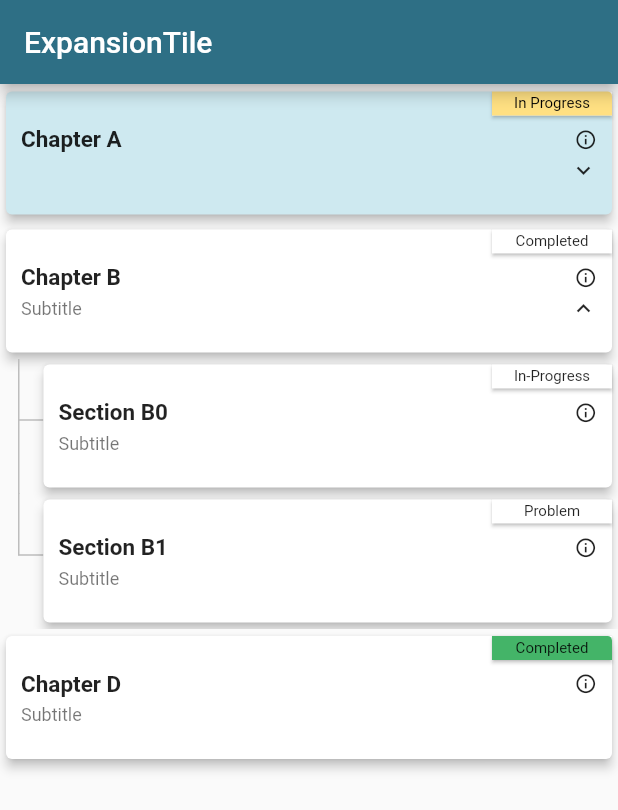
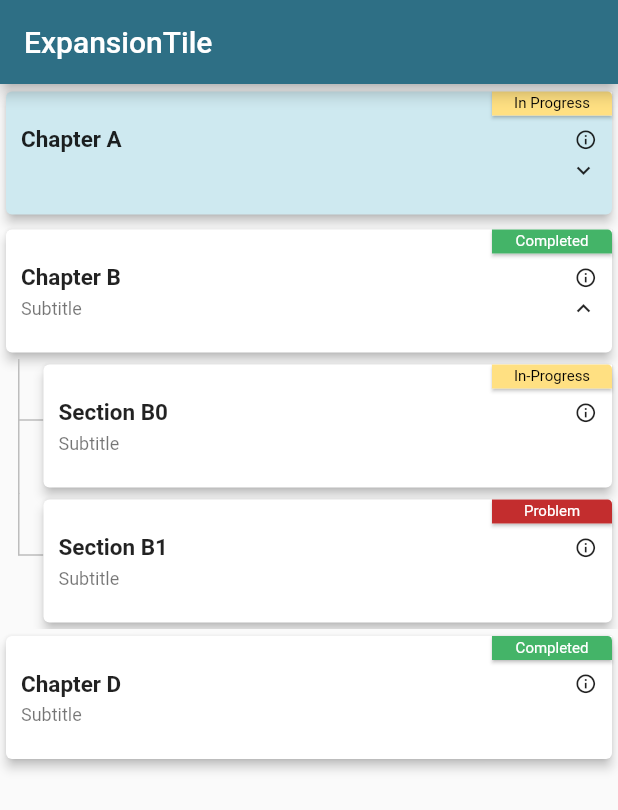
Before and after one commit to zubairehman/DismissibleExpandedList, a Flutter app: the screen it shows after launch, after a tap on "Chapter A", on a phone screen of 412 x 824 dp. Shown: the top 810 px of the screen. Run offline on Flutter 3.47's test engine with Material 2 defaults, Android fonts, the phone set to English and light mode, and no system bars.

Commit message:
- refactored main.dart - added onItemDismissed method

```diff
--- a/example/lib/main.dart
+++ b/example/lib/main.dart
@@ -24,6 +24,7 @@ class ExpansionTileSample extends StatefulWidget {
 class _ExpansionTileSampleState extends State<ExpansionTileSample> {
   String title = 'Not Yet Selected';
   String selectedId = '1';
+  bool removeTileOnDismiss = true;
 
   final List<ExpandableListItem> list = mockData;
 
@@ -75,13 +76,13 @@ class _ExpansionTileSampleState extends State<ExpansionTileSample> {
             color: Colors.black54,
             fontSize: 12.0,
           ),
-          removeTileOnDismiss: false,
+          removeTileOnDismiss: removeTileOnDismiss,
           allowBatchSwipe: true,
-          allowChildSwipe: false,
+          allowChildSwipe: true,
           allowParentSelection: true,
           showBorder: false,
           showInfoBadge: true,
-          selectedId: selectedId,
+//          selectedId: selectedId,
           rightSwipeColor: Colors.green,
           leftSwipeColor: Colors.red,
           lineColor: Colors.grey[400],
@@ -92,25 +93,15 @@ class _ExpansionTileSampleState extends State<ExpansionTileSample> {
           trailingIcon: Icons.info_outline,
           onItemClick: (parentIndex, childIndex, ExpandableListItem item) {
             print('onItemClick called');
-
-            setState(() {
-              if (childIndex == -1) {
-                title = mockData[parentIndex].title;
-                selectedId = mockData[parentIndex].id;
-
-                // setting entry to true
-                mockData.forEach((item) => item.reset());
-                mockData[parentIndex].selected = true;
-              } else {
-                selectedId = mockData[parentIndex].children[childIndex].id;
-                title = mockData[parentIndex].children[childIndex].title;
-
-                // setting entry to true
-                mockData.forEach((item) => item.reset());
-                mockData[parentIndex].selected = true;
-                mockData[parentIndex].children[childIndex].selected = true;
-              }
-            });
+            onItemClick(parentIndex, childIndex);
+          },
+          onItemDismissed:
+              (parentIndex, childIndex, direction, removeTileOnDismiss, item) {
+            if (direction == DismissDirection.endToStart) {
+              onItemDismissed(parentIndex, childIndex);
+            } else {
+              onItemDismissed(parentIndex, childIndex);
+            }
           },
         ),
         itemCount: mockData.length,
@@ -130,4 +121,40 @@ class _ExpansionTileSampleState extends State<ExpansionTileSample> {
       ),
     );
   }
+
+  // general methods:-----------------------------------------------------------
+  void onItemClick(int parentIndex, int childIndex) {
+    setState(
+      () {
+        if (childIndex == -1) {
+          title = mockData[parentIndex].title;
+          selectedId = mockData[parentIndex].id;
+
+          // setting entry to true
+          mockData.forEach((item) => item.reset());
+          mockData[parentIndex].selected = true;
+        } else {
+          selectedId = mockData[parentIndex].children[childIndex].id;
+          title = mockData[parentIndex].children[childIndex].title;
+
+          // setting entry to true
+          mockData.forEach((item) => item.reset());
+          mockData[parentIndex].selected = true;
+          mockData[parentIndex].children[childIndex].selected = true;
+        }
+      },
+    );
+  }
+
+  void onItemDismissed(int parentIndex, int childIndex) {
+    setState(
+      () {
+        if (childIndex == -1) {
+          mockData.removeAt(parentIndex);
+        } else {
+          mockData[parentIndex].children.removeAt(childIndex);
+        }
+      },
+    );
+  }
 }
--- a/example/lib/mock.dart
+++ b/example/lib/mock.dart
@@ -57,18 +57,24 @@ final List<ExpandableListItem> mockData = <ExpandableListItem>[
     subTitle: getTextWidget('Subtitle'),
     selected: true,
     badgeText: 'Completed',
+    badgeColor: Color(0xFF44b468),
+    badgeTextColor: Color(0xFFFFFFFF),
     children: <ExpandableListItem>[
       ExpandableListItem(
         id: '2.1',
         title: getTextWidget('Section B0'),
         subTitle: getTextWidget('Subtitle'),
         badgeText: 'In-Progress',
+        badgeColor: Color(0xFFFFE082),
+        badgeTextColor: Color(0xFF000000),
       ),
       ExpandableListItem(
         id: '2.2',
         title: getTextWidget('Section B1'),
         subTitle: getTextWidget('Subtitle'),
         badgeText: 'Problem',
+        badgeColor: Color(0xFFc32d2e),
+        badgeTextColor: Color(0xFFFFFFFF),
       ),
     ],
   ),
@@ -78,6 +84,7 @@ final List<ExpandableListItem> mockData = <ExpandableListItem>[
     subTitle: getTextWidget('Subtitle'),
     badgeText: 'Completed',
     badgeColor: Color(0xFF44b468),
+    badgeTextColor: Color(0xFFFFFFFF),
     children: <ExpandableListItem>[],
   ),
 ];
--- a/lib/dismissible_expanded_list.dart
+++ b/lib/dismissible_expanded_list.dart
@@ -10,11 +10,12 @@ import 'package:dismissible_expanded_list/widgets/custom_expansion_tile.dart';
 
 // type defs:-------------------------------------------------------------------
 typedef void OnItemDismissed(
-    int parentIndex,
-    int childIndex,
-    DismissDirection onDismissed,
-    bool removeTileOnDismiss,
-    ExpandableListItem item);
+  int parentIndex,
+  int childIndex,
+  DismissDirection onDismissed,
+  bool removeTileOnDismiss,
+  ExpandableListItem item,
+);
 typedef void OnItemClick(
     int parentIndex, int childIndex, ExpandableListItem item);
 
@@ -26,7 +27,8 @@ class DismissibleExpandableList extends StatefulWidget {
   final double badgeWidth;
   final double infoIconSize;
   final double elevation;
-  final String selectedId;
+
+//  final String selectedId;
   final bool removeTileOnDismiss;
   final bool allowBatchSwipe;
   final bool allowChildSwipe;
@@ -61,7 +63,7 @@ class DismissibleExpandableList extends StatefulWidget {
     this.allowChildSwipe = true,
     this.showInfoBadge = false,
     this.allowParentSelection = false,
-    this.selectedId,
+//    this.selectedId,
     this.showBorder,
     this.rightSwipeColor = Colors.green,
     this.leftSwipeColor = Colors.red,
```
